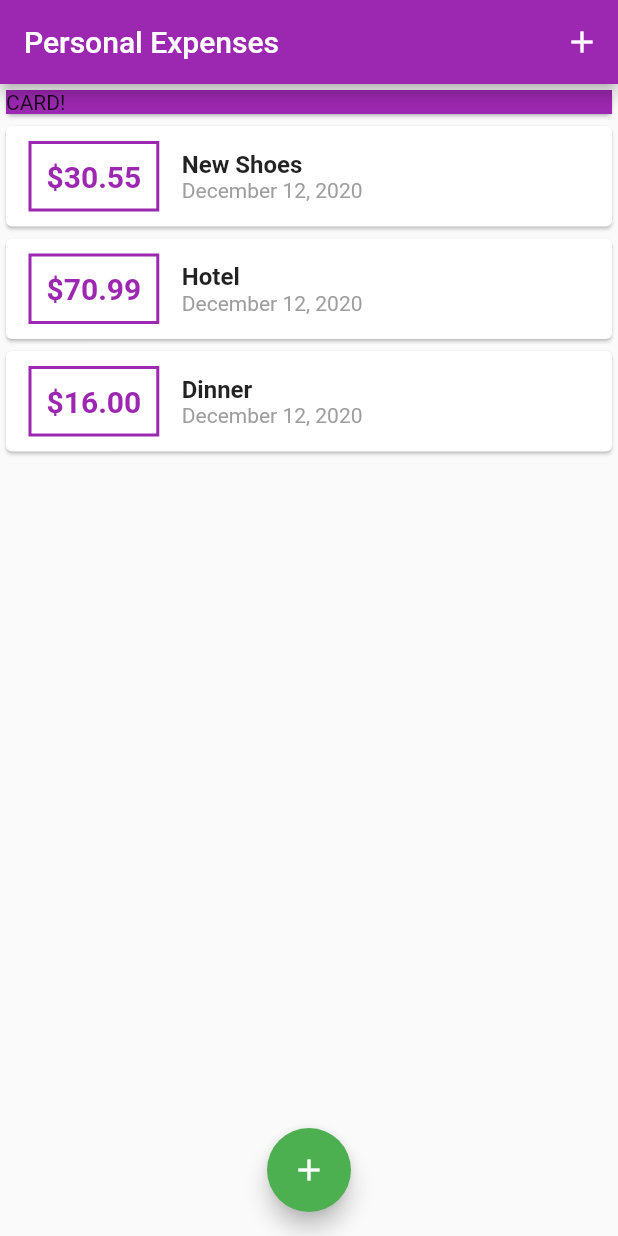
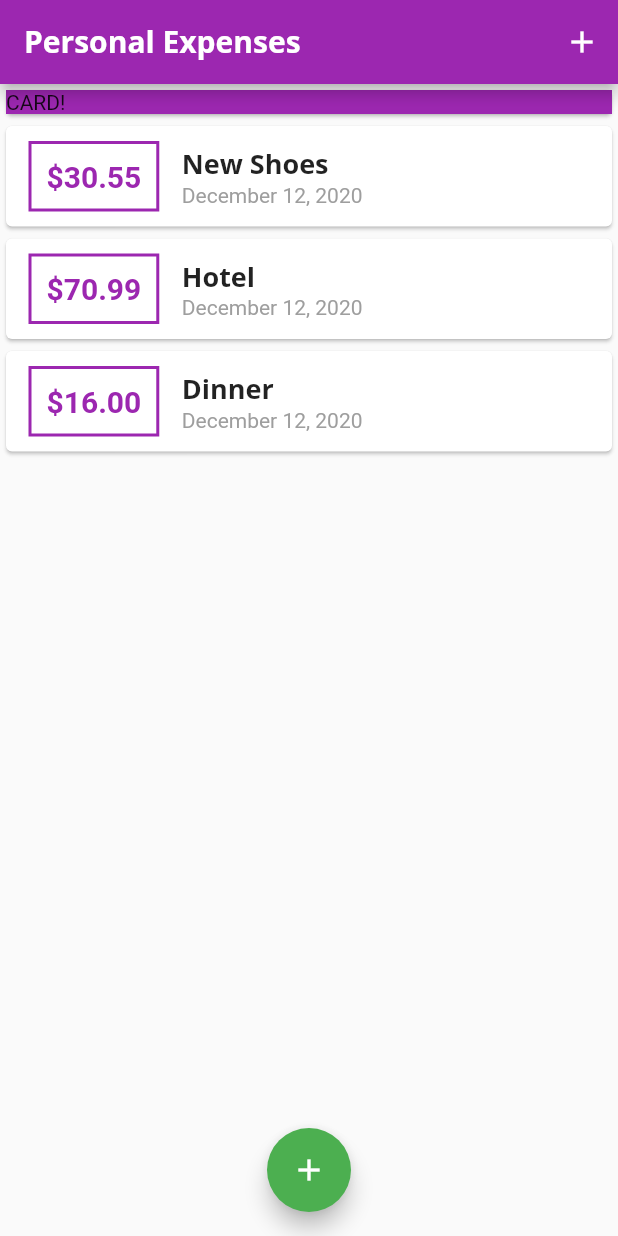
Before and after one commit to ewajs/flutter-personal-expenses, a Flutter app: the screen it shows after launch, on a phone screen of 412 x 824 dp. Run offline on Flutter 3.47's test engine with Material 2 defaults, Android fonts, the phone set to English and light mode, and no system bars.

Commit message:
More theming...

```diff
--- a/lib/main.dart
+++ b/lib/main.dart
@@ -17,6 +17,21 @@ class MyApp extends StatelessWidget {
       theme: ThemeData(
         primarySwatch: Colors.purple,
         accentColor: Colors.green,
+        fontFamily: 'Quicksand',
+        textTheme: ThemeData.light().textTheme.copyWith(
+                headline6: TextStyle(
+              fontFamily: 'OpenSans',
+              fontSize: 18,
+              fontWeight: FontWeight.bold,
+            )),
+        appBarTheme: AppBarTheme(
+          textTheme: ThemeData.light().textTheme.copyWith(
+                  headline6: TextStyle(
+                fontFamily: 'OpenSans',
+                fontSize: 20,
+                fontWeight: FontWeight.bold,
+              )),
+        ),
       ),
       home: MyHomePage(),
     );
--- a/lib/widgets/transaction_list.dart
+++ b/lib/widgets/transaction_list.dart
@@ -43,10 +43,7 @@ class TransactionList extends StatelessWidget {
                   children: [
                     Text(
                       transactions[index].title,
-                      style: TextStyle(
-                        fontWeight: FontWeight.bold,
-                        fontSize: 16,
-                      ),
+                      style: Theme.of(context).textTheme.headline6,
                     ),
                     Text(
                       DateFormat.yMMMMd().format(transactions[index].date),
```
Also changed, not shown: pubspec.yaml (+11 -6 lines), assets/fonts/OpenSans-Bold.ttf (added), assets/fonts/OpenSans-Regular.ttf (added), assets/fonts/Quicksand-Bold.ttf (added), assets/fonts/Quicksand-Light.ttf (added), assets/fonts/Quicksand-Medium.ttf (added), assets/fonts/Quicksand-Regular.ttf (added).
